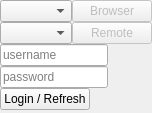
Qt form mainwindow.ui (coryo/plexdesktop) before a commit.
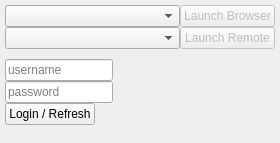
The same form after that commit.

Commit message: remember last server

Patch:
```diff
--- a/mainwindow.ui
+++ b/mainwindow.ui
@@ -6,8 +6,8 @@
    <rect>
     <x>0</x>
     <y>0</y>
-    <width>146</width>
-    <height>113</height>
+    <width>280</width>
+    <height>143</height>
    </rect>
   </property>
   <property name="windowTitle">
@@ -16,19 +16,19 @@
   <widget class="QWidget" name="centralWidget">
    <layout class="QVBoxLayout" name="verticalLayout">
     <property name="spacing">
-     <number>0</number>
+     <number>10</number>
     </property>
     <property name="leftMargin">
-     <number>0</number>
+     <number>5</number>
     </property>
     <property name="topMargin">
-     <number>0</number>
+     <number>5</number>
     </property>
     <property name="rightMargin">
-     <number>0</number>
+     <number>5</number>
     </property>
     <property name="bottomMargin">
-     <number>0</number>
+     <number>5</number>
     </property>
     <item>
      <layout class="QGridLayout" name="gridLayout">
@@ -41,15 +41,19 @@
          <bool>false</bool>
         </property>
         <property name="text">
-         <string>Browser</string>
+         <string>Launch Browser</string>
         </property>
        </widget>
       </item>
-      <item row="0" column="0">
-       <widget class="QComboBox" name="servers"/>
-      </item>
       <item row="1" column="0">
-       <widget class="QComboBox" name="players"/>
+       <widget class="QComboBox" name="players">
+        <property name="sizePolicy">
+         <sizepolicy hsizetype="Expanding" vsizetype="Fixed">
+          <horstretch>0</horstretch>
+          <verstretch>0</verstretch>
+         </sizepolicy>
+        </property>
+       </widget>
       </item>
       <item row="1" column="1">
        <widget class="QPushButton" name="btn_remote">
@@ -57,22 +61,19 @@
          <bool>false</bool>
         </property>
         <property name="text">
-         <string>Remote</string>
+         <string>Launch Remote</string>
         </property>
        </widget>
       </item>
-      <item row="1" column="2">
-       <spacer name="horizontalSpacer">
-        <property name="orientation">
-         <enum>Qt::Horizontal</enum>
+      <item row="0" column="0">
+       <widget class="QComboBox" name="servers">
+        <property name="sizePolicy">
+         <sizepolicy hsizetype="Expanding" vsizetype="Fixed">
+          <horstretch>0</horstretch>
+          <verstretch>0</verstretch>
+         </sizepolicy>
         </property>
-        <property name="sizeHint" stdset="0">
-         <size>
-          <width>40</width>
-          <height>20</height>
-         </size>
-        </property>
-       </spacer>
+       </widget>
       </item>
      </layout>
     </item>
```
The commit also changes 2 other files.
